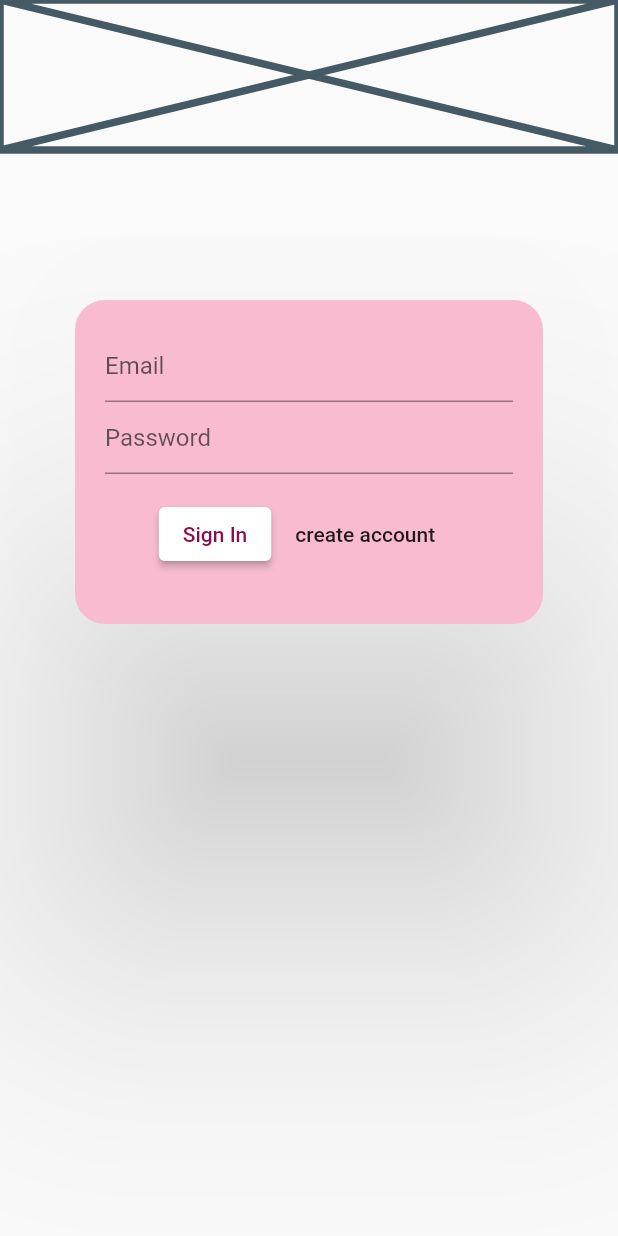
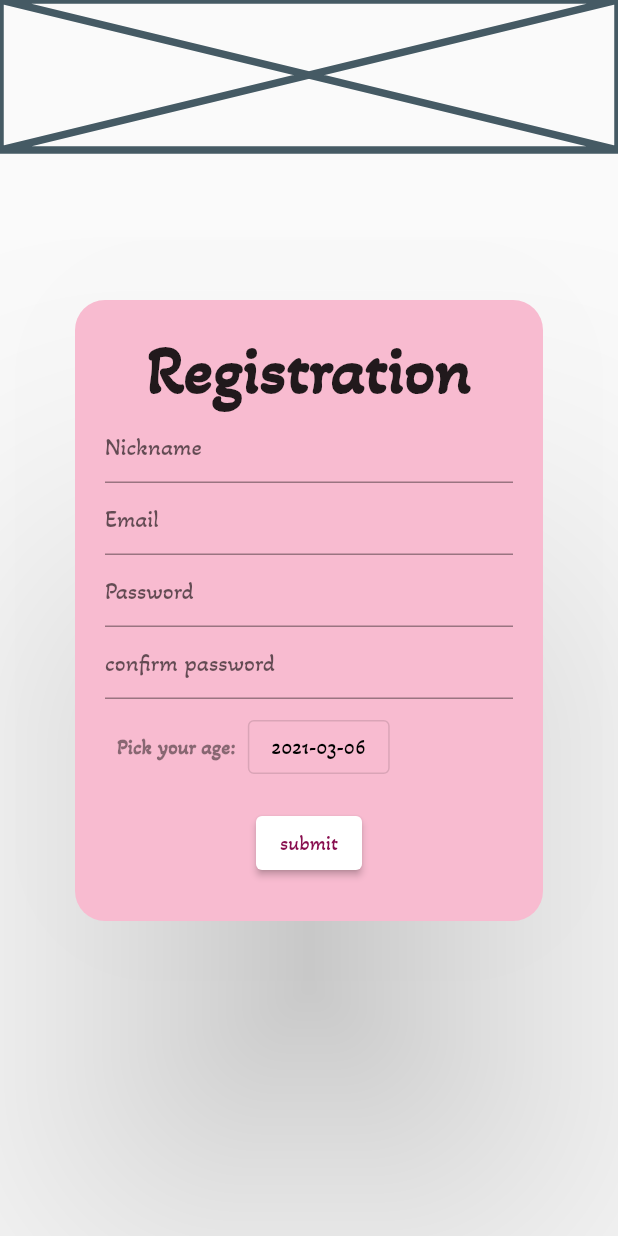
Before and after one commit to melWiss/lorem_ipsum, a Flutter app: the screen it shows after launch, after a tap on "create account", on a phone screen of 412 x 824 dp. Run offline on Flutter 3.47's test engine with Material 2 defaults, Android fonts, the light colour scheme and no system bars.

Commit message:
finished registration screen.

```diff
--- a/lib/login.dart
+++ b/lib/login.dart
@@ -1,4 +1,5 @@
 import 'package:flutter/material.dart';
+import 'package:lorem_ipsum/registration.dart';
 
 class Loginscreen extends StatelessWidget {
   @override
@@ -47,7 +48,15 @@ class Loginscreen extends StatelessWidget {
                           Padding(
                             padding: const EdgeInsets.all(8.0),
                             child: TextButton(
-                              onPressed: () {},
+                              onPressed: () {
+                                Navigator.of(context).push(
+                                  MaterialPageRoute(
+                                    builder: (context) {
+                                      return Registrationscreen();
+                                    },
+                                  ),
+                                );
+                              },
                               child: Text(
                                 "create account",
                               ),
--- a/lib/main.dart
+++ b/lib/main.dart
@@ -12,6 +12,7 @@ class MyApp extends StatelessWidget {
       title: 'zahra demo',
       theme: ThemeData(
         primarySwatch: Colors.blue,
+        fontFamily: 'AkayaTelivigala'
       ),
       home: MyHomePage(),
     );
--- /dev/null
+++ b/lib/registration.dart
@@ -0,0 +1,118 @@
+import 'package:flutter/material.dart';
+
+class Registrationscreen extends StatefulWidget {
+  @override
+  _RegistrationscreenState createState() => _RegistrationscreenState();
+}
+
+class _RegistrationscreenState extends State<Registrationscreen> {
+  DateTime dateTime = DateTime.now();
+
+  @override
+  Widget build(BuildContext context) {
+    return Scaffold(
+      body: Column(
+        children: [
+          Placeholder(
+            fallbackHeight: 100,
+            strokeWidth: 5,
+          ),
+          Padding(
+            padding: EdgeInsets.fromLTRB(50, 100, 50, 10),
+            child: Material(
+              color: Colors.pink[100],
+              elevation: 100,
+              borderRadius: BorderRadius.circular(20),
+              child: Container(
+                child: Column(
+                  children: [
+                    Text(
+                      'Registration',
+                      style: TextStyle(
+                        fontSize: 45,
+                        fontWeight: FontWeight.bold,
+                      ),
+                    ),
+                    TextField(
+                      decoration: InputDecoration(
+                        hintText: 'Nickname',
+                      ),
+                      keyboardType: TextInputType.emailAddress,
+                    ),
+                    TextField(
+                      decoration: InputDecoration(
+                        hintText: 'Email',
+                      ),
+                      keyboardType: TextInputType.emailAddress,
+                    ),
+                    TextField(
+                      decoration: InputDecoration(
+                        hintText: 'Password',
+                      ),
+                      obscureText: true,
+                    ),
+                    TextField(
+                      decoration: InputDecoration(
+                        hintText: 'confirm password',
+                      ),
+                      obscureText: true,
+                    ),
+                    Padding(
+                      padding: const EdgeInsets.all(8.0),
+                      child: Row(
+                        children: [
+                          Padding(
+                            padding: EdgeInsets.only(right: 8),
+                            child: Text(
+                              'Pick your age:',
+                              style: TextStyle(
+                                  color: Colors.black45,
+                                  fontWeight: FontWeight.bold),
+                            ),
+                          ),
+                          OutlinedButton(
+                            child: Text(
+                              dateTime.toString().substring(0, 10),
+                              style: TextStyle(
+                                color: Colors.black
+                              ),
+                            ),
+                            onPressed: () async {
+                              dateTime = await showDatePicker(
+                                  context: context,
+                                  initialDate: dateTime,
+                                  firstDate: DateTime(1970),
+                                  lastDate: DateTime(2100));
+                              setState(() {});
+                            },
+                          ),
+                        ],
+                      ),
+                    ),
+                    Padding(
+                      padding: const EdgeInsets.all(8.0),
+                      child: Row(
+                        mainAxisAlignment: MainAxisAlignment.center,
+                        children: [
+                          ElevatedButton(
+                            onPressed: () {},
+                            child: Text("submit"),
+                            style: ElevatedButton.styleFrom(
+                              primary: Colors.white, // background
+                              onPrimary: Colors.pink[900], // foreground
+                            ),
+                          ),
+                        ],
+                      ),
+                    ),
+                  ],
+                ),
+                padding: EdgeInsets.all(20),
+              ),
+            ),
+          ),
+        ],
+      ),
+    );
+  }
+}
--- a/pubspec.yaml
+++ b/pubspec.yaml
@@ -60,6 +60,11 @@ flutter:
   # "family" key with the font family name, and a "fonts" key with a
   # list giving the asset and other descriptors for the font. For
   # example:
+  fonts:
+    - family: AkayaTelivigala
+      fonts:
+        - asset: assets/AkayaTelivigala-Regular.ttf
+
   # fonts:
   #   - family: Schyler
   #     fonts:
```
Also changed, not shown: assets/AkayaTelivigala-Regular.ttf (added).
